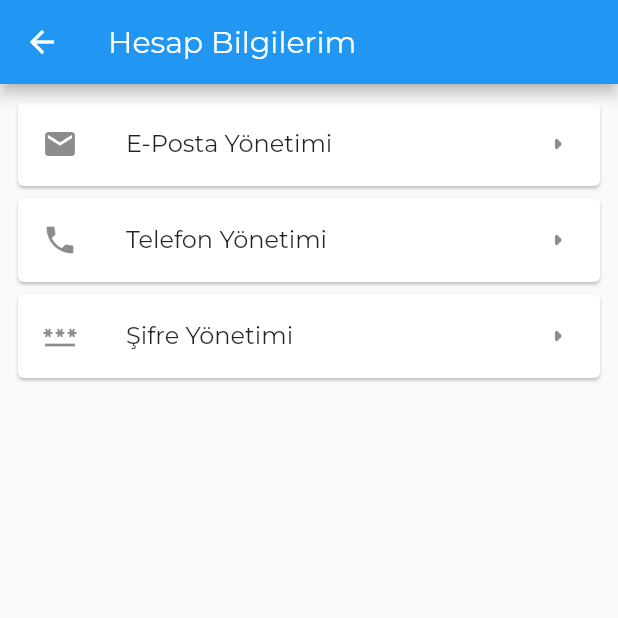
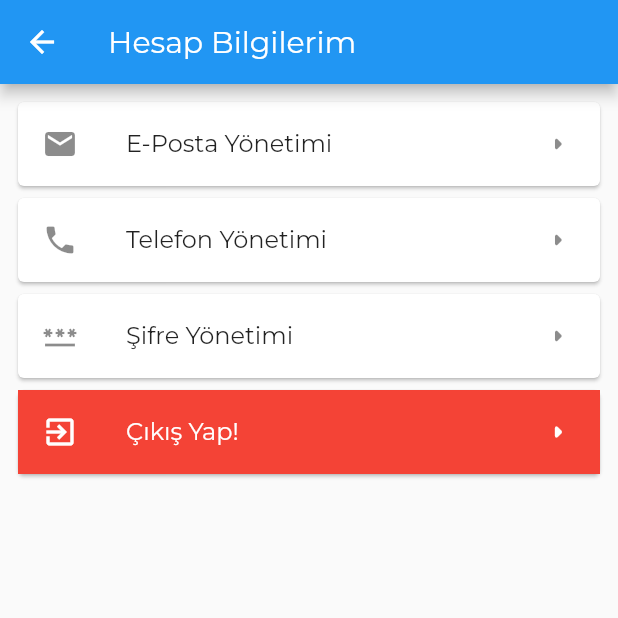
Before and after one commit to Murat-64bit/bel_cocuk_takip, a Flutter app: the AccInfoScreen screen opened directly, on a phone screen of 412 x 824 dp, the top half of it. Run offline on Flutter 3.47's test engine with Material 2 defaults, Android fonts, the phone set to English and light mode, and no system bars; our stand-ins replace cloud_firestore, firebase_auth, firebase_core, stop_watch_timer; missing offline and left inert: flutter_barcode_scanner; accounts and stored records are empty.

Commit message:
signout added

```diff
--- a/lib/screens/acc_info_screen.dart
+++ b/lib/screens/acc_info_screen.dart
@@ -4,6 +4,8 @@ import 'package:bel_cocuk_takip/utils/global_variables.dart';
 import 'package:bel_cocuk_takip/widgets/history_card_item.dart';
 import 'package:bel_cocuk_takip/widgets/text_field_input.dart';
 import 'package:flutter/material.dart';
+
+import 'login_screen.dart';
 
 class AccInfoScreen extends StatelessWidget {
   final uid;
@@ -61,6 +63,25 @@ class AccInfoScreen extends StatelessWidget {
                   },
                 ),
               ),
+              Card(
+                child: ListTile(
+                  leading: Icon(Icons.exit_to_app),
+                  title: Text('Çıkış Yap!'),
+                  trailing: Icon(Icons.arrow_right_rounded),
+                  tileColor: Colors.red,
+                  textColor: Colors.white,
+                  iconColor: Colors.white,
+                  onTap: () {
+                    AuthMethods().signOut();
+                    Navigator.pushAndRemoveUntil<void>(
+                        context,
+                        MaterialPageRoute<void>(
+                            builder: (BuildContext context) =>
+                                const LoginScreen()),
+                        ModalRoute.withName('/'));
+                  },
+                ),
+              ),
             ],
           ),
         ));
--- a/lib/screens/home_screen.dart
+++ b/lib/screens/home_screen.dart
@@ -128,7 +128,7 @@ class HomeScreenState extends State<HomeScreen> {
 
                       return ListView.builder(
                           shrinkWrap: true,
-                          itemCount: min(3, 2),
+                          itemCount: min(3, 0),
                           itemBuilder: (context, index) {
                             DocumentSnapshot snap =
                                 (snapshot.data! as dynamic).docs[index];
```
